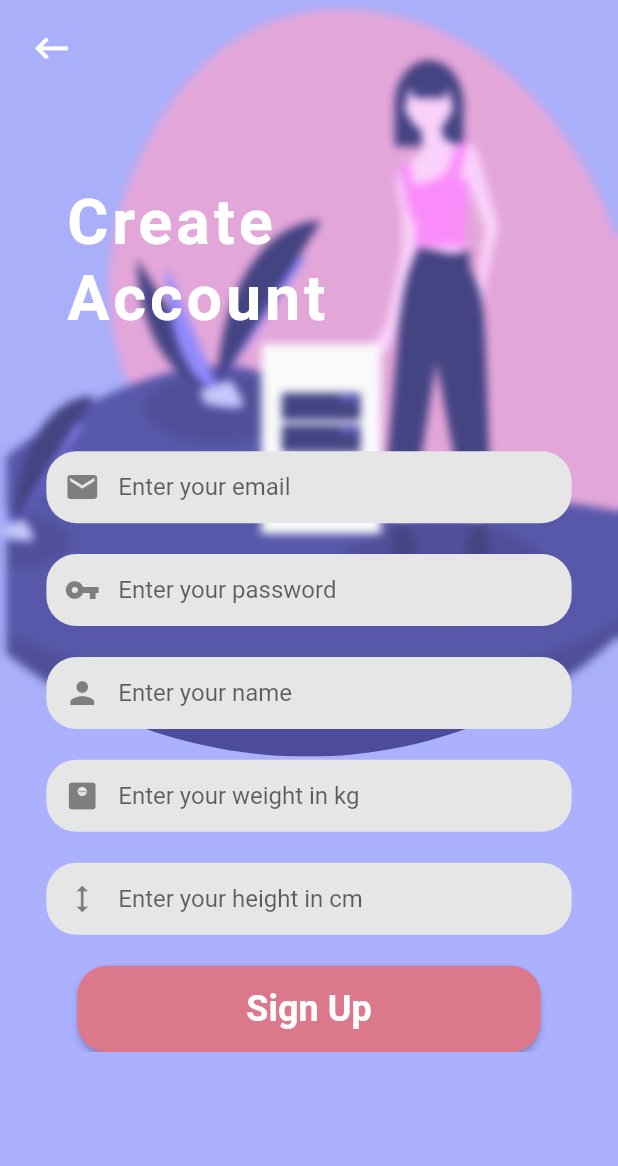
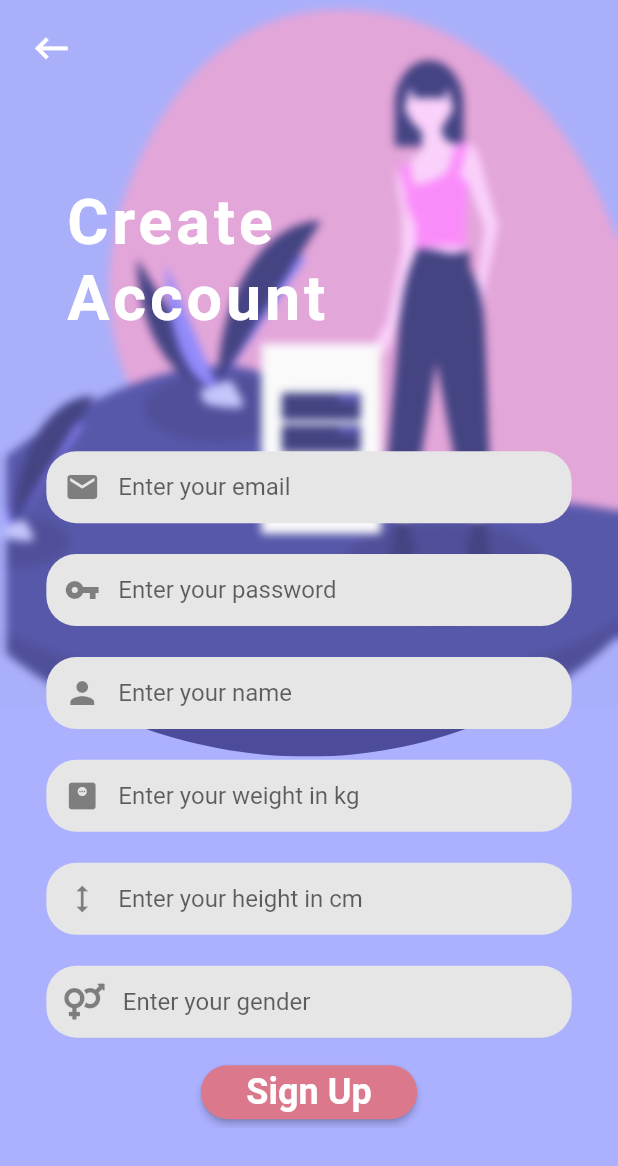
Before and after one commit to SumayaSiddique/Care_4_U_project, a Flutter app: the SignUpScreen screen opened by its route, on a phone screen of 412 x 824 dp. Shown: the top 1166 px of the screen. Run offline on Flutter 3.47's test engine with Material 2 defaults, Android fonts, the phone set to English and light mode, and no system bars; our stand-ins replace cloud_firestore, firebase_auth, firebase_core, flutter_svg, font_awesome_flutter, get and 9 more; accounts and stored records are empty; Roboto replaces fonts that are missing (SF Pro Rounded); project files that could hold a hidden picture were left out.

Commit message:
Added Gender Form To Sign Up

```diff
--- a/care_4_u_project/lib/Screens/Welcome/SignUpScreen.dart
+++ b/care_4_u_project/lib/Screens/Welcome/SignUpScreen.dart
@@ -3,6 +3,7 @@ import 'package:care_4_u_project/Services/FirebaseAuth/auth_service.dart';
 import 'package:care_4_u_project/Services/FirestoreManager/UserSignUp/UserSignUp.dart';
 import 'package:flutter/material.dart';
 import 'package:flutter_svg/svg.dart';
+import 'package:font_awesome_flutter/font_awesome_flutter.dart';
 import 'package:provider/provider.dart';
 
 class SignUpScreen extends StatefulWidget {
@@ -14,7 +15,7 @@ class SignUpScreen extends StatefulWidget {
 
 class _SignUpScreenState extends State<SignUpScreen> {
   final _formKey = GlobalKey<FormState>();
-  String email = "", password = "", name = "";
+  String email = "", password = "", name = "", gender = "";
   double height = 0, weight = 0;
   @override
   Widget build(BuildContext context) {
@@ -341,13 +342,69 @@ class _SignUpScreenState extends State<SignUpScreen> {
                         },
                       ),
                     ),
+                    Padding(
+                      padding: EdgeInsets.only(
+                        right: size.width * 0.075,
+                        left: size.width * 0.075,
+                        bottom: size.height * 0.015,
+                      ),
+                      child: TextFormField(
+                        keyboardType: TextInputType.text,
+                        decoration: InputDecoration(
+                          contentPadding: EdgeInsets.symmetric(
+                            horizontal: size.width * 0.05,
+                            vertical: size.height * 0.015,
+                          ),
+                          hintText: 'Enter your gender',
+                          fillColor: Color.fromRGBO(230, 230, 230, 1.0),
+                          filled: true,
+                          prefixIcon: Padding(
+                            padding: const EdgeInsets.all(12.0),
+                            child: (FaIcon(FontAwesomeIcons.venusMars)),
+                          ),
+                          disabledBorder: OutlineInputBorder(
+                            borderRadius: BorderRadius.all(
+                              Radius.circular(20.0),
+                            ),
+                          ),
+                          enabledBorder: OutlineInputBorder(
+                            borderRadius: BorderRadius.all(
+                              Radius.circular(20.0),
+                            ),
+                            borderSide: BorderSide(
+                              style: BorderStyle.none,
+                              width: 0.0,
+                            ),
+                          ),
+                          focusedBorder: OutlineInputBorder(
+                            borderRadius: BorderRadius.all(
+                              Radius.circular(20.0),
+                            ),
+                          ),
+                        ),
+                        validator: (String? value) {
+                          if (value == null || value.isEmpty) {
+                            return 'Please mention your gender';
+                          }
+                          return null;
+                        },
+                        onChanged: (value) {
+                          if (value == 'Male' ||
+                              value == 'male' ||
+                              value == 'Female' ||
+                              value == 'female') {
+                            gender = value;
+                          }
+                        },
+                      ),
+                    ),
                     Align(
                       alignment: Alignment.bottomCenter,
                       child: ElevatedButton(
                         style: ElevatedButton.styleFrom(
                           primary: Color.fromRGBO(219, 120, 140, 1.0),
                           fixedSize:
-                              Size(size.width * 0.75, size.height * 0.07),
+                              Size(size.width * 0.35, size.height * 0.035),
                           shape: RoundedRectangleBorder(
                             side: BorderSide(
                               style: BorderStyle.solid,
```
Also changed, not shown: care_4_u_project/lib/Services/FirestoreManager/UserSignUp/UserSignUp.dart (+8 -6 lines).
